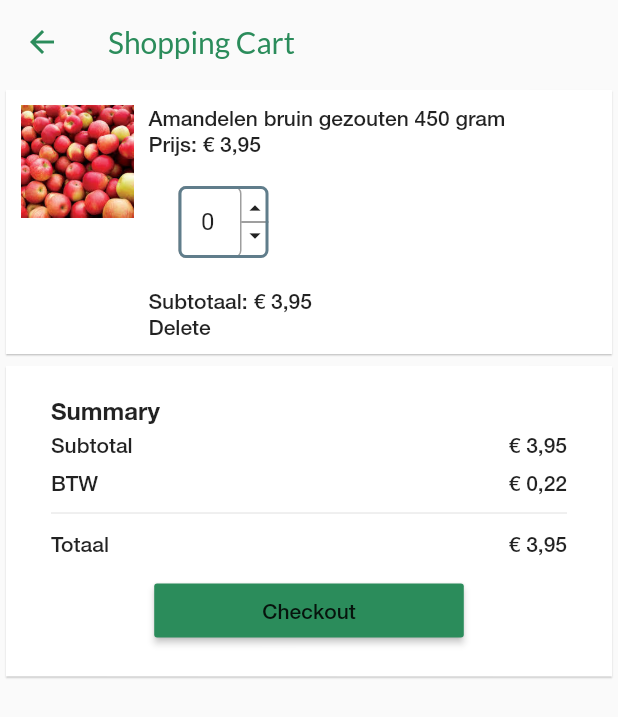
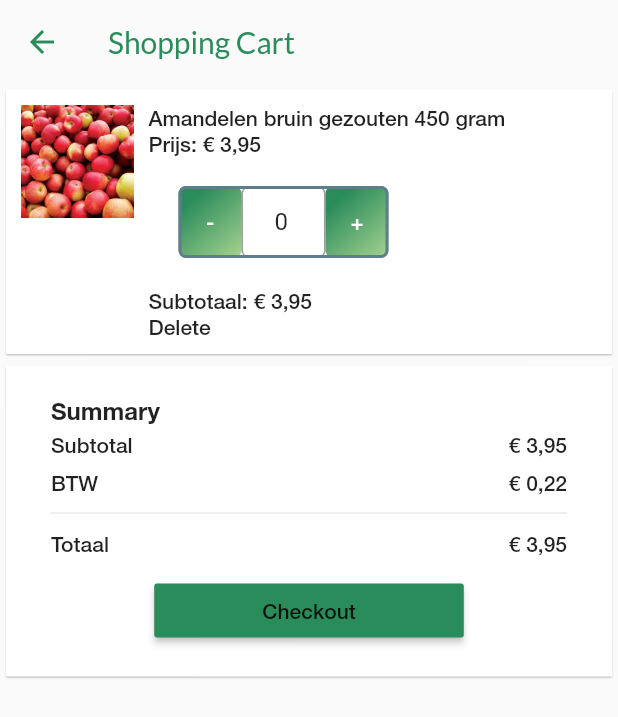
Before and after one commit to MaximCoppieters/arator_frontend, a Flutter app: the ShoppingCartPage screen opened directly, on a phone screen of 412 x 824 dp. Shown: the top 717 px of the screen. Run offline on Flutter 3.47's test engine with Material 2 defaults, Android fonts, the phone set to English and light mode, and no system bars; our stand-ins replace bloc, carousel_pro, equatable, flutter_bloc, flutter_masked_text, flutter_money_formatter and 6 more; missing offline and left inert: enum_to_string, geocoder; accounts and stored records are empty; generated files the repository leaves out were written again; network calls fail; project files that could hold a hidden picture were left out.

Commit message:
Changed increment and decrement button to fit app style, add shopping cart buttons and initial bloc logic

```diff
--- a/lib/app.dart
+++ b/lib/app.dart
@@ -15,7 +15,7 @@ class App extends StatefulWidget {
 }
 
 abstract class AppInfo {
-  static final baseUrl = "http://e9fb0ec3.ngrok.io";
+  static final baseUrl = "http://62853383.ngrok.io";
   static final apiBaseUrl = baseUrl + "/api";
 }
 
--- a/lib/business/bloc/bloc.dart
+++ b/lib/business/bloc/bloc.dart
@@ -21,3 +21,6 @@ export 'user_settings_event.dart';
 export 'location_bloc.dart';
 export 'location_event.dart';
 export 'location_state.dart';
+export 'shopping_cart_bloc.dart';
+export 'shopping_cart_event.dart';
+export 'shopping_cart_state.dart';
--- a/lib/business/bloc/register_bloc.dart
+++ b/lib/business/bloc/register_bloc.dart
@@ -23,7 +23,6 @@ class RegisterBloc extends Bloc<RegisterEvent, RegisterState> {
         await userRepository.register(
           userCredentials: event.userCredentials,
         );
-        print("yes");
         yield RegisterComplete();
       } catch (error) {
         yield RegisterFailure(error: error);
--- a/lib/components/buy/increment_number_field.dart
+++ b/lib/components/buy/increment_number_field.dart
@@ -1,3 +1,6 @@
+import 'dart:math' as Math;
+
+import 'package:arator/components/elements/button.dart';
 import 'package:flutter/material.dart';
 import 'package:flutter/services.dart';
 
@@ -22,7 +25,7 @@ class _NumberInputWithIncrementDecrementState
     return Padding(
       padding: const EdgeInsets.all(20.0),
       child: Container(
-        width: 60.0,
+        width: 140.0,
         foregroundDecoration: BoxDecoration(
           borderRadius: BorderRadius.circular(5.0),
           border: Border.all(
@@ -33,7 +36,19 @@ class _NumberInputWithIncrementDecrementState
         child: Row(
           children: <Widget>[
             Expanded(
-              flex: 1,
+              flex: 3,
+              child: AppButton(
+                child: Text(
+                  "-",
+                ),
+                onPressed: () {
+                  var newValue = Math.max(0, num.parse(_controller.text) - 1);
+                  _controller.text = newValue.toString();
+                },
+              ),
+            ),
+            Expanded(
+              flex: 4,
               child: TextFormField(
                 textAlign: TextAlign.center,
                 decoration: InputDecoration(
@@ -52,50 +67,14 @@ class _NumberInputWithIncrementDecrementState
                 ],
               ),
             ),
-            Container(
-              height: 38.0,
-              child: Column(
-                crossAxisAlignment: CrossAxisAlignment.center,
-                mainAxisAlignment: MainAxisAlignment.center,
-                children: <Widget>[
-                  Container(
-                    decoration: BoxDecoration(
-                      border: Border(
-                        bottom: BorderSide(
-                          width: 0.5,
-                        ),
-                      ),
-                    ),
-                    child: InkWell(
-                      child: Icon(
-                        Icons.arrow_drop_up,
-                        size: 18.0,
-                      ),
-                      onTap: () {
-                        int currentValue = int.parse(_controller.text);
-                        setState(() {
-                          currentValue++;
-                          _controller.text =
-                              (currentValue).toString(); // incrementing value
-                        });
-                      },
-                    ),
-                  ),
-                  InkWell(
-                    child: Icon(
-                      Icons.arrow_drop_down,
-                      size: 18.0,
-                    ),
-                    onTap: () {
-                      int currentValue = int.parse(_controller.text);
-                      setState(() {
-                        currentValue--;
-                        _controller.text = (currentValue > 0 ? currentValue : 0)
-                            .toString(); // decrementing value
-                      });
-                    },
-                  ),
-                ],
+            Expanded(
+              flex: 3,
+              child: AppButton(
+                child: Text("+"),
+                onPressed: () => {
+                  _controller.text =
+                      (num.parse(_controller.text) + 1).toString()
+                },
               ),
             ),
           ],
--- a/lib/data/model/Product.dart
+++ b/lib/data/model/Product.dart
@@ -18,7 +18,7 @@ class Product implements Model {
   final String description;
   final num priceInEuro;
   final WeightUnit weightUnit;
-  final int amount;
+  final int amountForSale;
   final User seller;
   dynamic image;
 
@@ -34,7 +34,7 @@ class Product implements Model {
       this.priceInEuro,
       this.weightUnit,
       this.seller,
-      this.amount,
+      this.amountForSale,
       this.image});
 
   get imagePath => AppImage.formUrl(imageUrl);
--- a/lib/pages/sell/seller_add_product_page.dart
+++ b/lib/pages/sell/seller_add_product_page.dart
@@ -191,7 +191,7 @@ class _SellerAddProductPageState extends State<SellerAddProductPage> {
                             description: _descriptionController.text,
                             priceInEuro: _priceController.numberValue,
                             weightUnit: _weightUnit,
-                            amount: _amountController.text.isEmpty
+                            amountForSale: _amountController.text.isEmpty
                                 ? 0
                                 : num.parse(_amountController.text),
                             image: _image);
--- a/lib/utils/app_http_client.dart
+++ b/lib/utils/app_http_client.dart
@@ -24,9 +24,7 @@ class AppHttpClient {
     if (body.image != null) {
       req.files.add(await MultipartFile.fromPath("image", body.image.path));
     }
-    var res = await req.send();
-
-    return res;
+    return await req.send();
   }
 
   Future<Response> postJson({String endpoint, Model body}) async {
--- a/pubspec.yaml
+++ b/pubspec.yaml
@@ -31,6 +31,7 @@ dependencies:
   google_maps_flutter: ^0.5.21+15
   geocoder: ^0.2.1
   flutter_money_formatter: ^0.8.3
+  liquid_pull_to_refresh: ^1.1.1
 
   flutter:
     sdk: flutter
```
Also changed, not shown: lib/business/bloc/shopping_cart_bloc.dart (added, +65 -0 lines), lib/business/bloc/shopping_cart_event.dart (added, +27 -0 lines), lib/business/bloc/shopping_cart_state.dart (added, +36 -0 lines), lib/components/buy/buy_product_grid_view.dart (+9 -1 lines), lib/data/model/ShoppingCart.dart (added, +25 -0 lines), lib/data/repo/shopping_cart_repo.dart (added, +34 -0 lines), lib/pages/buy/buyer_product_overview.dart (+10 -2 lines), lib/data/model/Order.g.dart, lib/data/model/Product.g.dart, lib/data/model/User.g.dart.
